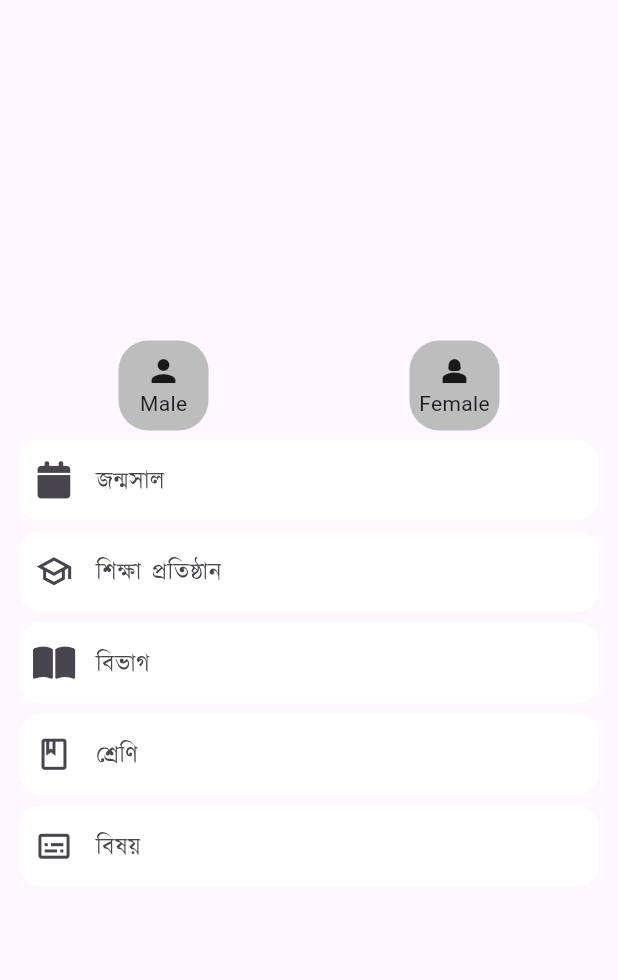
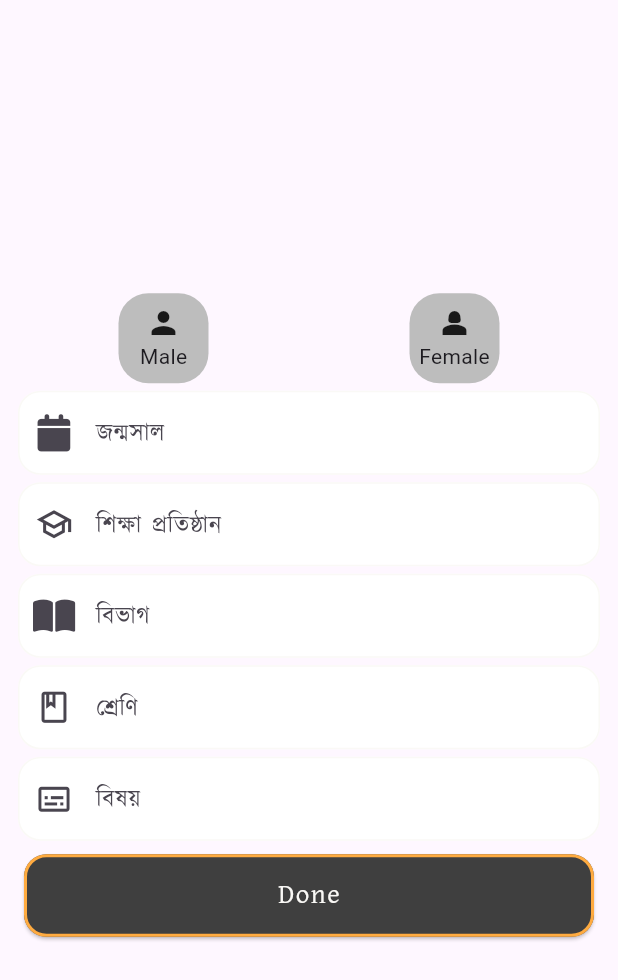
Before and after one commit to fmsohag1/tutor_kit, a Flutter app: the TeacherScreenInfo screen opened directly, on a phone screen of 412 x 824 dp. Shown: the top 980 px of the screen. Run offline on Flutter 3.47's test engine with Material 2 defaults, Android fonts, the light colour scheme and no system bars; our stand-ins replace get, icons_plus.

Commit message:
gender buttonn

```diff
--- /dev/null
+++ b/lib/chat/chat.dart
@@ -0,0 +1 @@
+// icon & text color golu thik koriyen
--- a/lib/screens/auth_screens/teacher_screen.dart
+++ b/lib/screens/auth_screens/teacher_screen.dart
@@ -230,6 +230,7 @@ class _TeacherScreenInfoState extends State<TeacherScreenInfo> {
             SizedBox(
               height: 5,
             ),
+            CustomButton(onPress: (){}, text: "Done", color: buttonColor)
           ],
         ),
       )),
```
